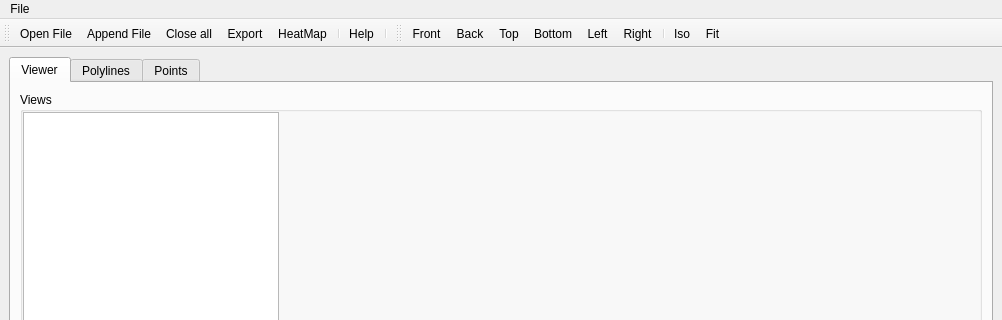
Before: the Qt Designer form i3viewer/i3mainWindow.ui in hubergilt/i3viewer, drawn with Qt 5; both pictures show x 0 to 1002 and y 0 to 320 of the 1002 by 666 pixel window.
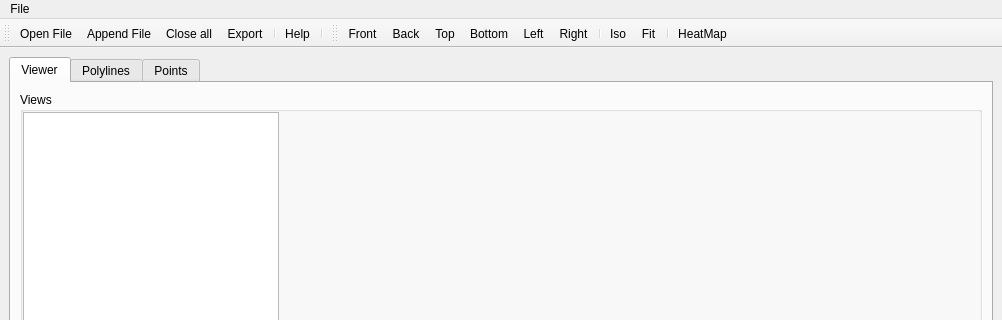
After: the same form once the commit is applied. Icons and pictures are not drawn. Custom widgets are drawn as their Qt base class.

Commit message: adding heat map function only for database

Diff of the .ui file:
```diff
--- a/i3viewer/i3mainWindow.ui
+++ b/i3viewer/i3mainWindow.ui
@@ -178,7 +178,6 @@
    <addaction name="actionPlus"/>
    <addaction name="actionMinus"/>
    <addaction name="actionExport"/>
-   <addaction name="actionHeatMap"/>
    <addaction name="separator"/>
    <addaction name="actionHelp"/>
    <addaction name="separator"/>
@@ -202,6 +201,8 @@
    <addaction name="separator"/>
    <addaction name="actionIso"/>
    <addaction name="actionFit"/>
+   <addaction name="separator"/>
+   <addaction name="actionHeatMap"/>
   </widget>
   <action name="actionOpenFile">
    <property name="enabled">
```
The commit also changes 3 other files.
